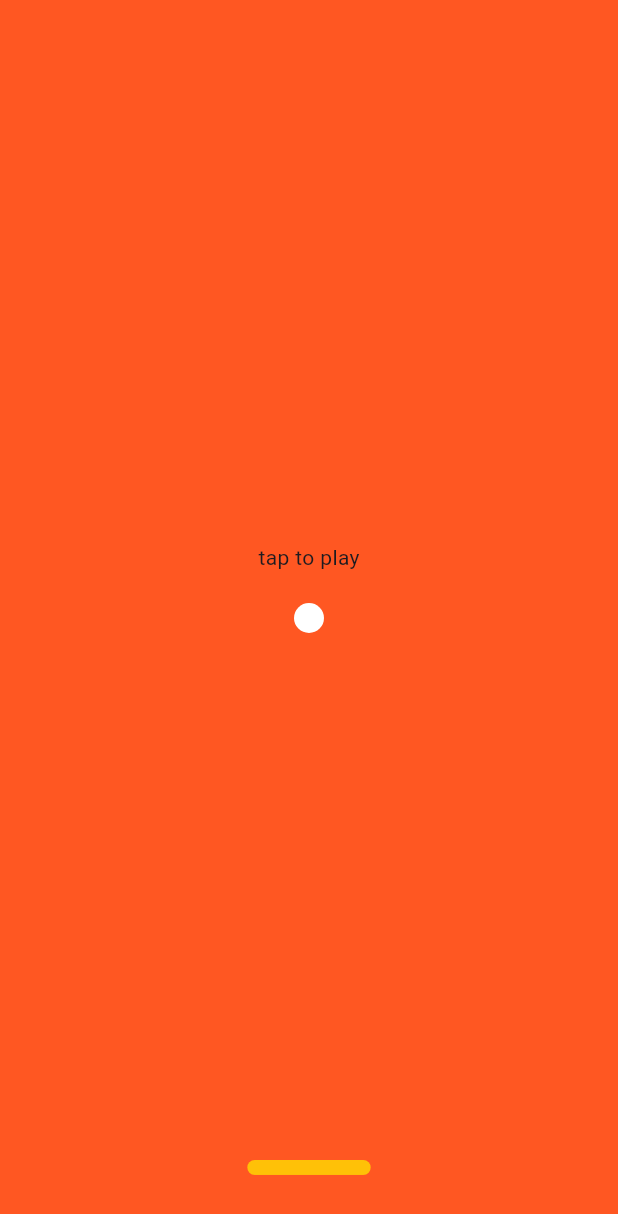
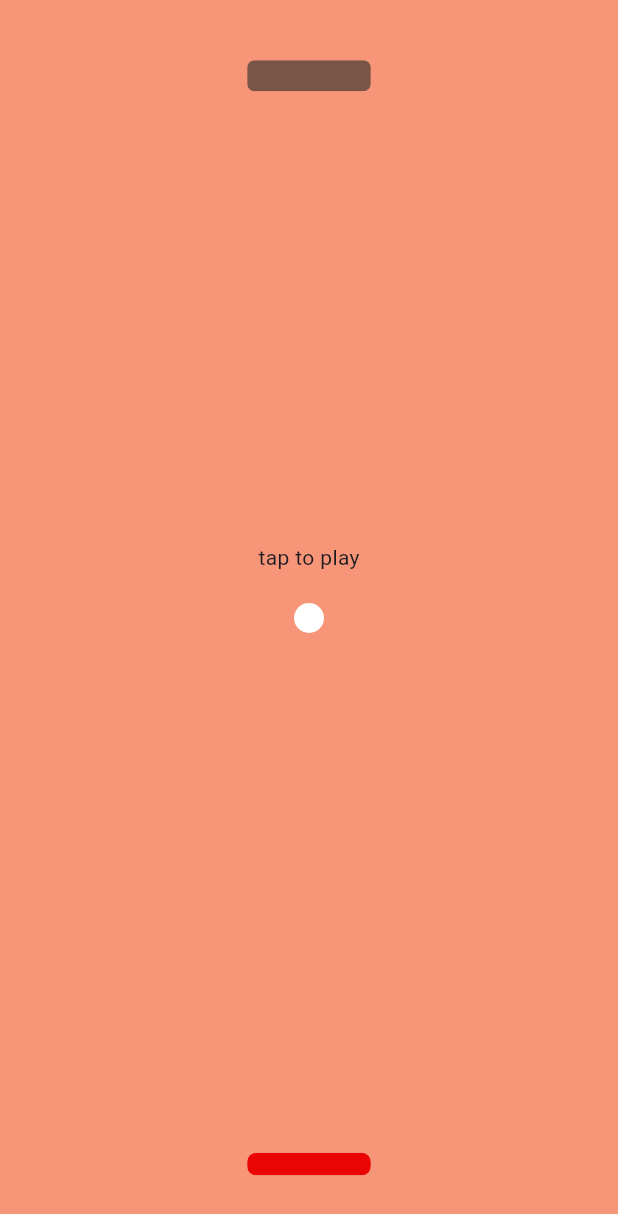
Before and after one commit to TAYAB009/Brick-Breaker-Game, a Flutter app: the screen it shows after launch, on a phone screen of 412 x 824 dp. Shown: the top 1214 px of the screen. Run offline on Flutter 3.47's test engine with Material 3 defaults, Android fonts, the phone set to English and light mode, and no system bars.

Commit message:
added bricks broken function, coming down after hitting bricks---woking to change direction after in x direction or with certain angle

```diff
--- /dev/null
+++ b/lib/brick.dart
@@ -0,0 +1,34 @@
+import 'package:flutter/material.dart';
+
+class MyBrick extends StatelessWidget {
+  final brickHeight;
+  final brickWidth;
+  final brickX;
+  final brickY;
+  final bool brickBroken;
+
+  const MyBrick(
+      {super.key,
+      this.brickHeight,
+      this.brickWidth,
+      this.brickX,
+      this.brickY,
+      required this.brickBroken});
+
+  @override
+  Widget build(BuildContext context) {
+    return brickBroken
+        ? Container()
+        : Container(
+            alignment: Alignment(brickX, brickY),
+            child: ClipRRect(
+              borderRadius: BorderRadius.circular(5.0),
+              child: Container(
+                height: MediaQuery.of(context).size.height * brickHeight / 2,
+                width: MediaQuery.of(context).size.width * brickWidth / 2,
+                color: Colors.brown,
+              ),
+            ),
+          );
+  }
+}
--- /dev/null
+++ b/lib/gamer_over_screen.dart
@@ -0,0 +1,20 @@
+import 'package:flutter/material.dart';
+
+class GamerOverScreen extends StatelessWidget {
+  final bool isGameOver;
+
+  const GamerOverScreen({super.key, required this.isGameOver});
+
+  @override
+  Widget build(BuildContext context) {
+    return isGameOver
+        ? Container(
+            alignment: const Alignment(0, -0.3),
+            child: const Text(
+              'G A M E O V E R',
+              style: TextStyle(fontSize: 20.0),
+            ),
+          )
+        : Container();
+  }
+}
--- a/lib/home.dart
+++ b/lib/home.dart
@@ -1,7 +1,9 @@
 import 'dart:async';
 
 import 'package:brick_breaker/ball.dart';
+import 'package:brick_breaker/brick.dart';
 import 'package:brick_breaker/cover_screen.dart';
+import 'package:brick_breaker/gamer_over_screen.dart';
 import 'package:brick_breaker/player.dart';
 import 'package:flutter/material.dart';
 import 'package:flutter/services.dart';
@@ -27,9 +29,16 @@ class _HomePageState extends State<HomePage> {
 
 // Game Settings
   bool hasGameStarted = false;
+  bool isGameOver = false;
+
+// Brick variables
+  double brickX = 0;
+  double brickY = -0.9;
+  double brickWidth = 0.4;
+  double brickHeight = 0.05;
+  bool brickBroken = false;
 
   // Start game function on tap
-
   void startGame() {
     hasGameStarted = true;
     Timer.periodic(const Duration(milliseconds: 10), (timer) {
@@ -38,15 +47,47 @@ class _HomePageState extends State<HomePage> {
 
       // move ball
       moveBall();
+
+      // check if the game is over
+
+      if (isPlayerDead()) {
+        timer.cancel();
+        isGameOver = true;
+      }
+
+      // if brick is broken
+      checkForBrokenBrick();
     });
+  }
+
+  void checkForBrokenBrick() {
+    // check for when ball hits the bottom of bricks
+    if (ballX >= brickX &&
+        ballX <= brickX + brickWidth &&
+        ballY <= brickY + brickHeight &&
+        brickBroken == false) {
+      setState(() {
+        brickBroken = true;
+        ballDirection = Direction.DOWN;
+      });
+    }
+  }
+
+// Plyer dead
+  bool isPlayerDead() {
+    // check if the ball move out of the screen
+    if (ballY >= 1) {
+      return true;
+    }
+    return false;
   }
 
 // update direction
   void updateDirection() {
     setState(() {
-      if (ballY >= 0.9) {
+      if (ballY >= 0.9 && ballX >= playerX && ballX <= playerX + playerWidth) {
         ballDirection = Direction.UP;
-      } else if (ballY <= -0.9) {
+      } else if (ballY <= -1) {
         ballDirection = Direction.DOWN;
       }
     });
@@ -85,7 +126,6 @@ class _HomePageState extends State<HomePage> {
       }
     });
   }
-  // 10:30 sec----resume
 
   @override
   Widget build(BuildContext context) {
@@ -101,12 +141,14 @@ class _HomePageState extends State<HomePage> {
       child: GestureDetector(
         onTap: startGame,
         child: Scaffold(
-          backgroundColor: Colors.deepOrange,
+          backgroundColor: const Color.fromARGB(255, 246, 149, 120),
           body: Center(
             child: Stack(
               children: [
                 // Add tap to play text
                 CoverScreen(hasGameStarted: hasGameStarted),
+                // Game Over Screen
+                GamerOverScreen(isGameOver: isGameOver),
                 // Creating a ball
                 BallScreen(
                   ballX: ballX,
@@ -117,6 +159,15 @@ class _HomePageState extends State<HomePage> {
                   playerX: playerX,
                   playerWidth: playerWidth,
                 ),
+
+                // Bricks
+                MyBrick(
+                  brickBroken: brickBroken,
+                  brickHeight: brickHeight,
+                  brickWidth: brickWidth,
+                  brickX: brickX,
+                  brickY: brickY,
+                )
               ],
             ),
           ),
--- a/lib/player.dart
+++ b/lib/player.dart
@@ -11,12 +11,12 @@ class MyPlayer extends StatelessWidget {
       alignment:
           Alignment((2 * playerX + playerWidth) / (2 - playerWidth), 0.9),
       child: ClipRRect(
-        borderRadius: BorderRadius.circular(10.0),
+        borderRadius: BorderRadius.circular(6.0),
         child: Container(
-          height: 10.0,
+          height: 15.0,
           width: MediaQuery.of(context).size.width * playerWidth / 2,
           decoration: const BoxDecoration(
-            color: Colors.amber,
+            color: Color.fromARGB(255, 234, 4, 4),
           ),
         ),
       ),
```
